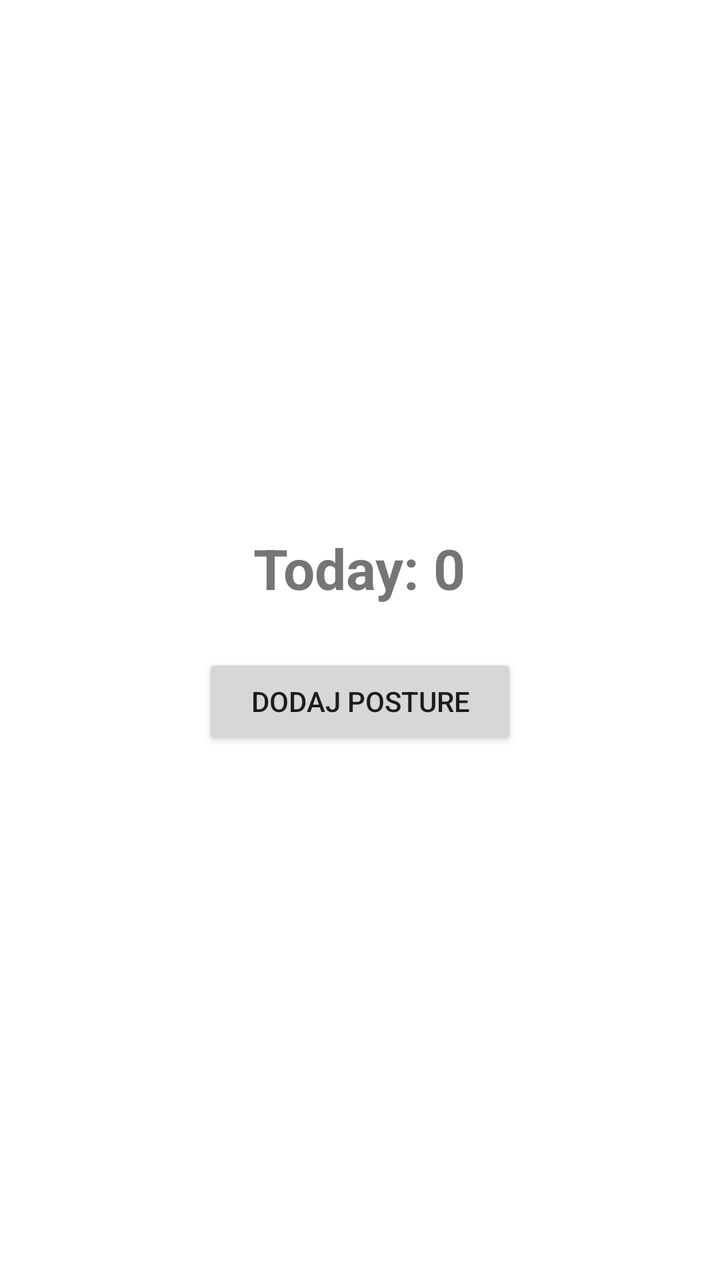
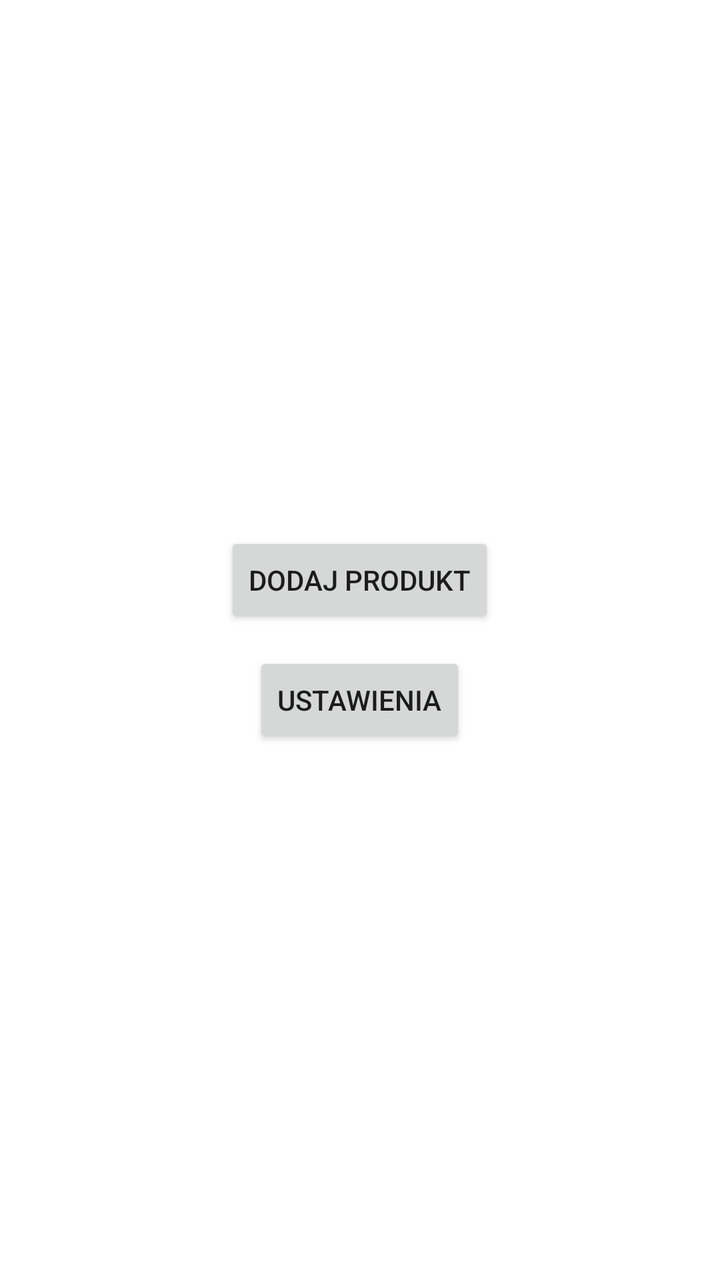

Compare the two renders of this Android layout. The source of the first and the diff that turns it into the second are given below.
<!-- AndroidManifest.xml: application theme Theme.Kcaloryfer -->
<!-- res/layout/activity_main.xml -->
<?xml version="1.0" encoding="utf-8"?>
<LinearLayout
    xmlns:android="http://schemas.android.com/apk/res/android"
    android:layout_width="match_parent"
    android:layout_height="match_parent"
    android:orientation="vertical"
    android:gravity="center"
    android:padding="24dp">

    <TextView
        android:id="@+id/postureCounterText"
        android:layout_width="wrap_content"
        android:layout_height="wrap_content"
        android:text="Today: 0"
        android:textSize="28sp"
        android:layout_marginBottom="24dp"
        android:textStyle="bold"/>

    <Button
        android:id="@+id/addPostureButton"
        android:layout_width="wrap_content"
        android:layout_height="wrap_content"
        android:text="Dodaj posture"
        android:paddingLeft="24dp"
        android:paddingRight="24dp"/>

</LinearLayout>
<!-- resources referenced by this layout -->
<resources>
  <style name="Theme.Kcaloryfer" parent="Theme.MaterialComponents.DayNight.DarkActionBar">
          
          <item name="colorPrimary">@color/purple_500</item>
          <item name="colorPrimaryVariant">@color/purple_700</item>
          <item name="colorOnPrimary">@color/white</item>
          
          <item name="colorSecondary">@color/teal_200</item>
          <item name="colorSecondaryVariant">@color/teal_700</item>
          <item name="colorOnSecondary">@color/black</item>
          
          <item name="android:statusBarColor">?attr/colorPrimaryVariant</item>
          
      </style>
  <color name="purple_500">#FF6200EE</color>
  <color name="purple_700">#FF3700B3</color>
  <color name="white">#FFFFFFFF</color>
  <color name="teal_200">#FF03DAC5</color>
  <color name="teal_700">#FF018786</color>
  <color name="black">#FF000000</color>
</resources>

<!-- the commit's change to res/layout/activity_main.xml (unified diff, before → after) -->
@@ -7,21 +7,18 @@
     android:gravity="center"
     android:padding="24dp">
 
-    <TextView
-        android:id="@+id/postureCounterText"
+
+    <Button
+        android:id="@+id/addProductButton"
         android:layout_width="wrap_content"
         android:layout_height="wrap_content"
-        android:text="Today: 0"
-        android:textSize="28sp"
-        android:layout_marginBottom="24dp"
-        android:textStyle="bold"/>
+        android:text="Dodaj produkt"
+        android:layout_marginBottom="12dp"/>
 
     <Button
-        android:id="@+id/addPostureButton"
+        android:id="@+id/settingsButton"
         android:layout_width="wrap_content"
         android:layout_height="wrap_content"
-        android:text="Dodaj posture"
-        android:paddingLeft="24dp"
-        android:paddingRight="24dp"/>
+        android:text="Ustawienia"/>
 
 </LinearLayout>
